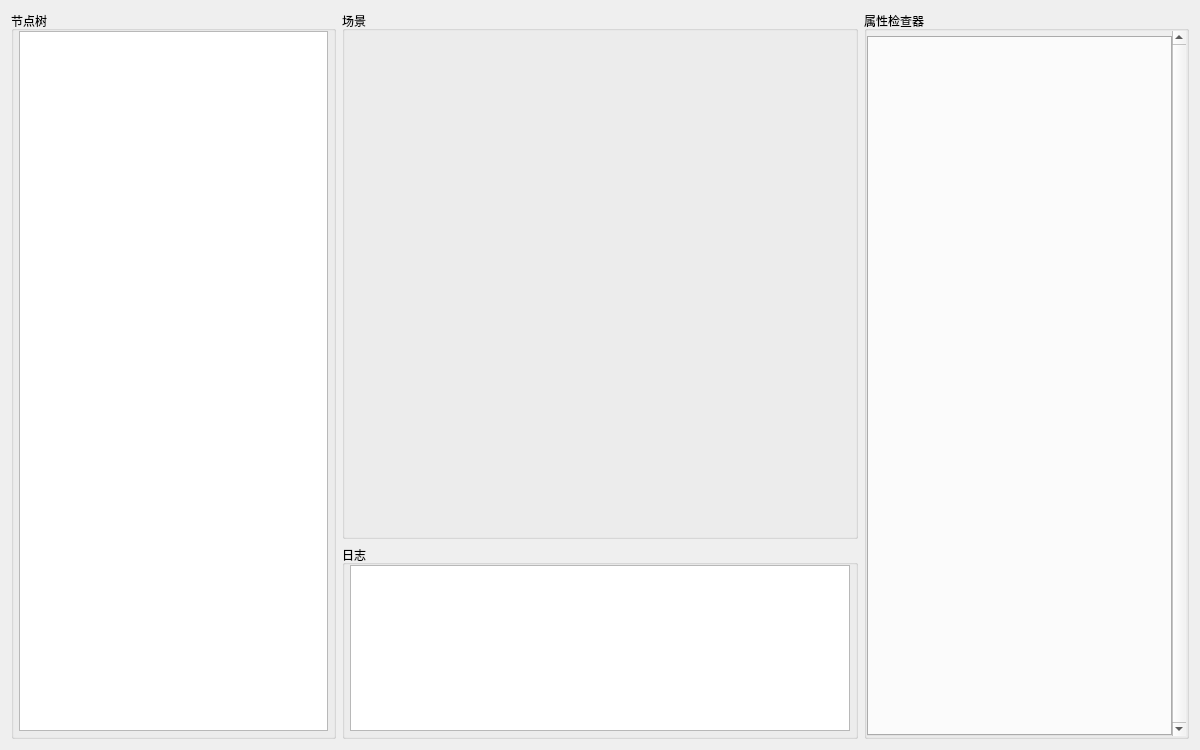
First picture: the form in src/UI/mainwidget.ui, repository Yuanzidan081/SRendererLab, before the edit.
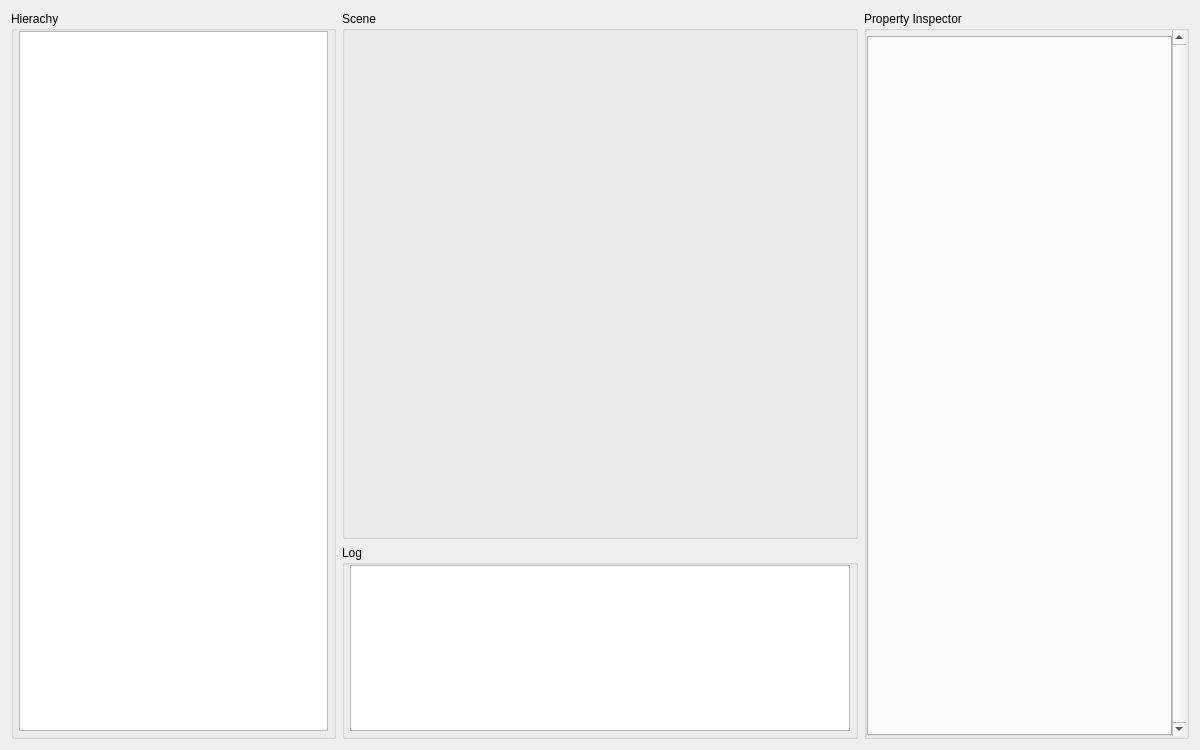
Second picture: the form after the edit. Custom widgets are drawn as their Qt base class.

What changed in the file:
```diff
--- a/src/UI/mainwidget.ui
+++ b/src/UI/mainwidget.ui
@@ -29,6 +29,12 @@
     <layout class="QVBoxLayout" name="verticalLayout_4">
      <item>
       <widget class="QGroupBox" name="groupBox_2">
+       <property name="sizePolicy">
+        <sizepolicy hsizetype="Preferred" vsizetype="Preferred">
+         <horstretch>0</horstretch>
+         <verstretch>0</verstretch>
+        </sizepolicy>
+       </property>
        <property name="maximumSize">
         <size>
          <width>16777215</width>
@@ -36,7 +42,7 @@
         </size>
        </property>
        <property name="title">
-        <string>节点树</string>
+        <string>Hierachy</string>
        </property>
        <layout class="QHBoxLayout" name="horizontalLayout_4">
         <property name="spacing">
@@ -74,7 +80,7 @@
      <item>
       <widget class="QGroupBox" name="groupBox_4">
        <property name="title">
-        <string>场景</string>
+        <string>Scene</string>
        </property>
        <layout class="QHBoxLayout" name="horizontalLayout">
         <property name="spacing">
@@ -117,7 +123,7 @@
      <item>
       <widget class="QGroupBox" name="groupBox_3">
        <property name="title">
-        <string>日志</string>
+        <string>Log</string>
        </property>
        <layout class="QHBoxLayout" name="horizontalLayout_2">
         <property name="spacing">
@@ -160,7 +166,7 @@
         </size>
        </property>
        <property name="title">
-        <string>属性检查器</string>
+        <string>Property Inspector</string>
        </property>
        <layout class="QVBoxLayout" name="verticalLayout_2">
         <property name="spacing">
```
Left out of the diff: 2 changed lines with no effect on the pictures.
